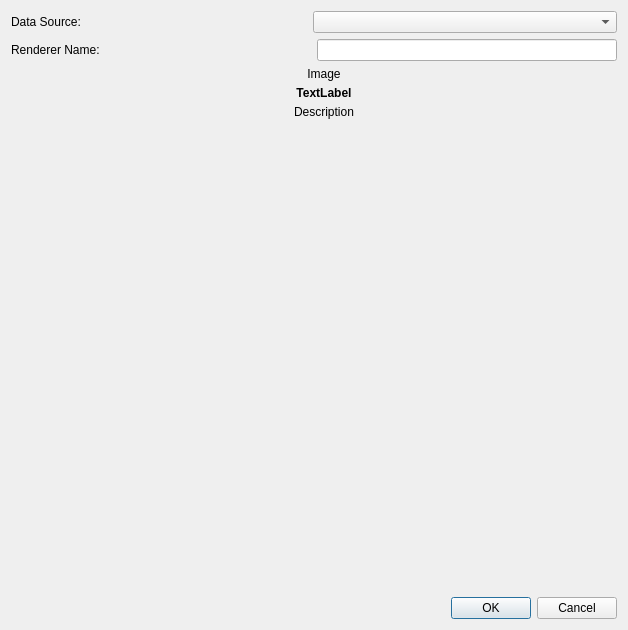
First picture: the form in apps/vaporgui/NewRendererDialog.ui, repository StasJ/vapor-formatted, before the edit.
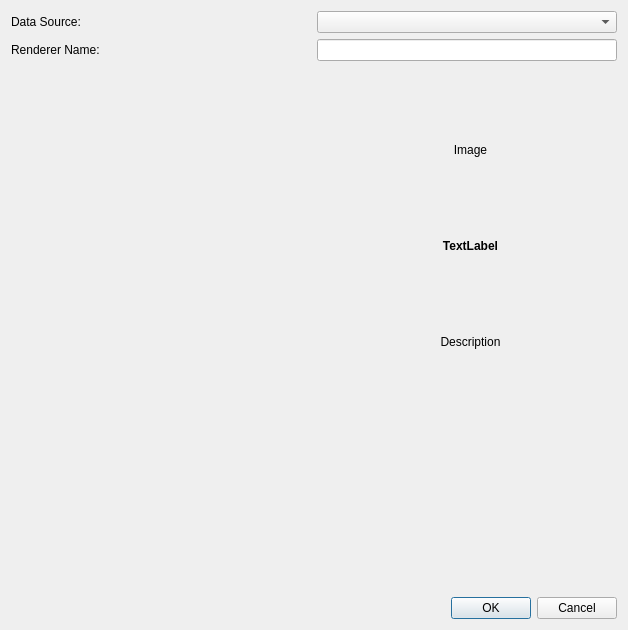
Second picture: the form after the edit.

Commit message: Fix for missing images on Linux (issue 615).  NewRendererDialog improvements

The edit to the form file:
```diff
--- a/apps/vaporgui/NewRendererDialog.ui
+++ b/apps/vaporgui/NewRendererDialog.ui
@@ -15,10 +15,7 @@
   </property>
   <layout class="QVBoxLayout" name="verticalLayout_2">
    <item>
-    <layout class="QHBoxLayout" name="horizontalLayout_4">
-     <property name="spacing">
-      <number>0</number>
-     </property>
+    <layout class="QHBoxLayout" name="horizontalLayout_2">
      <property name="topMargin">
       <number>0</number>
      </property>
@@ -29,34 +26,30 @@
        </property>
       </widget>
      </item>
-     <item>
-      <spacer name="horizontalSpacer_2">
-       <property name="orientation">
-        <enum>Qt::Horizontal</enum>
-       </property>
-       <property name="sizeHint" stdset="0">
-        <size>
-         <width>40</width>
-         <height>20</height>
-        </size>
-       </property>
-      </spacer>
-     </item>
      <item>
       <widget class="QComboBox" name="dataMgrCombo">
+       <property name="sizePolicy">
+        <sizepolicy hsizetype="Minimum" vsizetype="Minimum">
+         <horstretch>0</horstretch>
+         <verstretch>0</verstretch>
+        </sizepolicy>
+       </property>
        <property name="minimumSize">
         <size>
-         <width>304</width>
+         <width>0</width>
          <height>0</height>
         </size>
        </property>
+       <property name="frame">
+        <bool>true</bool>
+       </property>
       </widget>
      </item>
     </layout>
    </item>
    <item>
-    <layout class="QHBoxLayout" name="horizontalLayout_2">
-     <property name="spacing">
+    <layout class="QHBoxLayout" name="horizontalLayout_4">
+     <property name="topMargin">
       <number>0</number>
      </property>
      <item>
@@ -66,19 +59,6 @@
        </property>
       </widget>
      </item>
-     <item>
-      <spacer name="horizontalSpacer_3">
-       <property name="orientation">
-        <enum>Qt::Horizontal</enum>
-       </property>
-       <property name="sizeHint" stdset="0">
-        <size>
-         <width>40</width>
-         <height>20</height>
-        </size>
-       </property>
-      </spacer>
-     </item>
      <item>
       <widget class="QLineEdit" name="rendererNameEdit">
        <property name="minimumSize">
@@ -105,8 +85,36 @@
      <property name="spacing">
       <number>20</number>
      </property>
+     <property name="topMargin">
+      <number>0</number>
+     </property>
      <item>
-      <layout class="QVBoxLayout" name="_buttonLayoutHolder">
+      <widget class="QFrame" name="">
+       <property name="sizePolicy">
+        <sizepolicy hsizetype="Minimum" vsizetype="Minimum">
+         <horstretch>0</horstretch>
+         <verstretch>0</verstretch>
+        </sizepolicy>
+       </property>
+       <property name="minimumSize">
+        <size>
+         <width>0</width>
+         <height>0</height>
+        </size>
+       </property>
+       <layout class="QVBoxLayout" name="_buttonLayoutHolder" stretch="1,0">
+        <property name="leftMargin">
+         <number>0</number>
+        </property>
+        <property name="topMargin">
+         <number>0</number>
+        </property>
+        <property name="rightMargin">
+         <number>0</number>
+        </property>
+        <property name="bottomMargin">
+         <number>0</number>
+        </property>
        <item>
         <layout class="QGridLayout" name="buttonHolderGridLayout"/>
        </item>
@@ -124,23 +132,55 @@
         </spacer>
        </item>
       </layout>
+      </widget>
      </item>
      <item>
-      <layout class="QVBoxLayout" name="verticalLayout">
+      <widget class="QFrame" name="">
+       <property name="sizePolicy">
+        <sizepolicy hsizetype="Minimum" vsizetype="Minimum">
+         <horstretch>0</horstretch>
+         <verstretch>0</verstretch>
+        </sizepolicy>
+       </property>
+       <property name="maximumSize">
+        <size>
+         <width>16777215</width>
+         <height>16777215</height>
+        </size>
+       </property>
+       <layout class="QVBoxLayout" name="verticalLayout" stretch="1,0,1,1">
        <property name="spacing">
-        <number>5</number>
+         <number>-1</number>
+        </property>
+        <property name="leftMargin">
+         <number>0</number>
+        </property>
+        <property name="topMargin">
+         <number>0</number>
+        </property>
+        <property name="rightMargin">
+         <number>0</number>
+        </property>
+        <property name="bottomMargin">
+         <number>0</number>
        </property>
        <item>
         <widget class="QLabel" name="bigDisplay">
+          <property name="sizePolicy">
+           <sizepolicy hsizetype="Minimum" vsizetype="Minimum">
+            <horstretch>0</horstretch>
+            <verstretch>0</verstretch>
+           </sizepolicy>
+          </property>
          <property name="minimumSize">
           <size>
-           <width>300</width>
+            <width>0</width>
            <height>0</height>
           </size>
          </property>
          <property name="maximumSize">
           <size>
-           <width>300</width>
+            <width>16777215</width>
            <height>16777215</height>
           </size>
          </property>
@@ -154,6 +194,18 @@
        </item>
        <item>
         <widget class="QLabel" name="titleLabel">
+          <property name="sizePolicy">
+           <sizepolicy hsizetype="Minimum" vsizetype="Minimum">
+            <horstretch>0</horstretch>
+            <verstretch>0</verstretch>
+           </sizepolicy>
+          </property>
+          <property name="maximumSize">
+           <size>
+            <width>300</width>
+            <height>16777215</height>
+           </size>
+          </property>
          <property name="font">
           <font>
            <weight>75</weight>
@@ -169,16 +221,58 @@
         </widget>
        </item>
        <item>
+         <widget class="QScrollArea" name="scrollArea">
+          <property name="sizePolicy">
+           <sizepolicy hsizetype="Preferred" vsizetype="Minimum">
+            <horstretch>0</horstretch>
+            <verstretch>0</verstretch>
+           </sizepolicy>
+          </property>
+          <property name="maximumSize">
+           <size>
+            <width>300</width>
+            <height>16777215</height>
+           </size>
+          </property>
+          <property name="frameShape">
+           <enum>QFrame::NoFrame</enum>
+          </property>
+          <property name="widgetResizable">
+           <bool>true</bool>
+          </property>
+          <widget class="QWidget" name="scrollAreaWidgetContents">
+           <property name="geometry">
+            <rect>
+             <x>0</x>
+             <y>0</y>
+             <width>291</width>
+             <height>151</height>
+            </rect>
+           </property>
+           <property name="sizePolicy">
+            <sizepolicy hsizetype="Preferred" vsizetype="Minimum">
+             <horstretch>0</horstretch>
+             <verstretch>0</verstretch>
+            </sizepolicy>
+           </property>
+           <layout class="QVBoxLayout" name="verticalLayout_3">
+            <item>
         <widget class="QLabel" name="descriptionLabel">
+              <property name="sizePolicy">
+               <sizepolicy hsizetype="Preferred" vsizetype="Minimum">
+                <horstretch>0</horstretch>
+                <verstretch>0</verstretch>
+               </sizepolicy>
+              </property>
          <property name="minimumSize">
           <size>
-           <width>300</width>
+                <width>0</width>
            <height>0</height>
           </size>
          </property>
          <property name="maximumSize">
           <size>
-           <width>300</width>
+                <width>16777215</width>
            <height>16777215</height>
           </size>
          </property>
@@ -193,23 +287,25 @@
          </property>
         </widget>
        </item>
+           </layout>
+          </widget>
+         </widget>
+        </item>
        <item>
         <spacer name="verticalSpacer_2">
          <property name="orientation">
           <enum>Qt::Vertical</enum>
          </property>
-         <property name="sizeType">
-          <enum>QSizePolicy::Expanding</enum>
-         </property>
          <property name="sizeHint" stdset="0">
           <size>
            <width>20</width>
-           <height>0</height>
+            <height>40</height>
           </size>
          </property>
         </spacer>
        </item>
       </layout>
+      </widget>
      </item>
     </layout>
    </item>
```
Left out of the diff: 12 changed lines with no effect on the pictures. Lines whose indentation alone changed are shown as unchanged. The commit also changes 1 other file.
